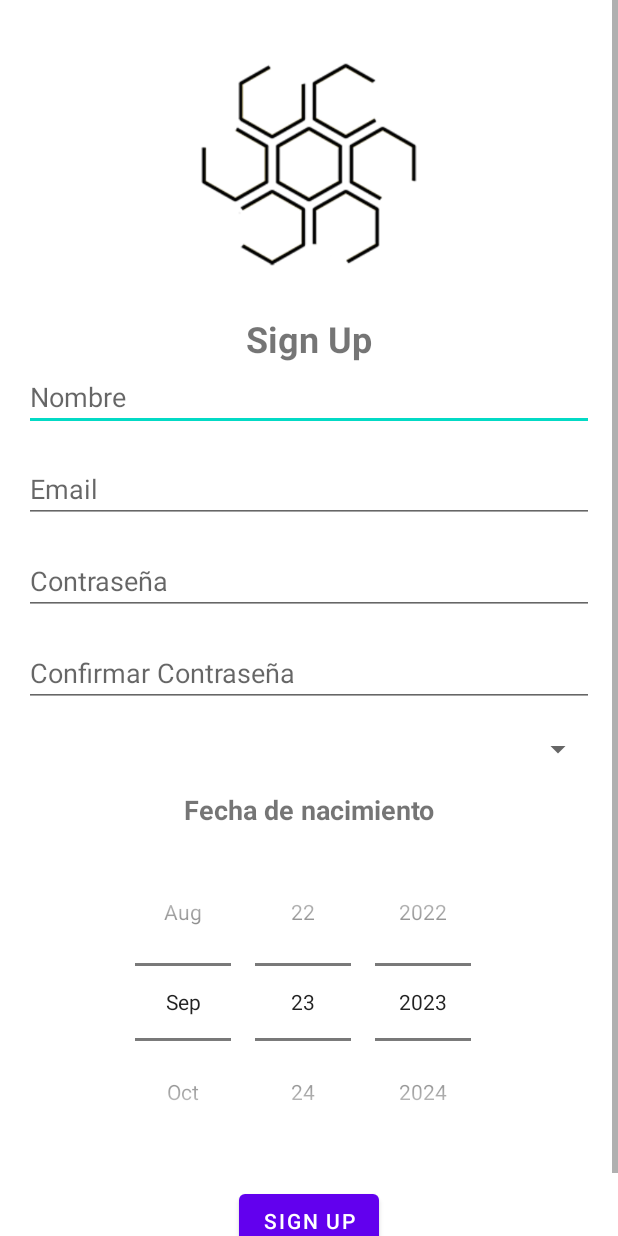
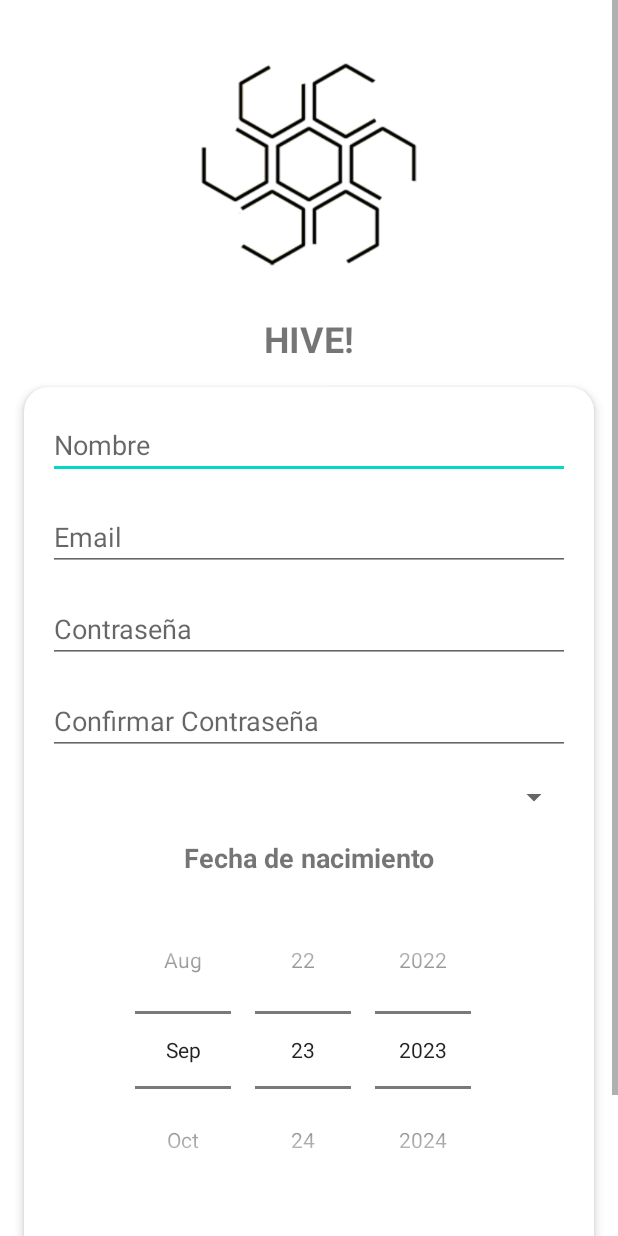
Before and after one commit to ISIS3510-202320-Team31/Android-Kotlin, an Android app: the layout fragment_sign_up.xml on its own in the app's theme, with its tools: preview values and no code run, on a phone screen of 412 x 824 dp. Run offline under Robolectric (Android 15) with nearby library versions, the light colour scheme and no system bars.

Commit message:
hot fix sign up view

```diff
--- a/app/src/main/java/com/example/hive/view/MainActivity.kt
+++ b/app/src/main/java/com/example/hive/view/MainActivity.kt
@@ -18,7 +18,7 @@ class MainActivity : AppCompatActivity() {
         binding = ActivityMainBinding.inflate(layoutInflater)
         setContentView(binding.root)
 
-        replaceFragment(HomePageFragment())
+        replaceFragment(SignUpFragment())
 
         binding.bottomNavigation.setOnItemSelectedListener {
             when(it.itemId) {
--- a/app/src/main/res/layout/fragment_sign_up.xml
+++ b/app/src/main/res/layout/fragment_sign_up.xml
@@ -10,6 +10,7 @@
         android:layout_width="match_parent"
         android:layout_height="wrap_content">
 
+        <!-- First two views (ImageView and TextView) without the CardView -->
         <ImageView
             android:id="@+id/imageView"
             android:layout_width="150dp"
@@ -24,23 +25,41 @@
             android:id="@+id/textViewSignUp"
             android:layout_width="wrap_content"
             android:layout_height="wrap_content"
-            android:text="Sign Up"
+            android:text="HIVE!"
             android:textSize="24sp"
             android:textStyle="bold"
             app:layout_constraintTop_toBottomOf="@+id/imageView"
             app:layout_constraintStart_toStartOf="parent"
             app:layout_constraintEnd_toEndOf="parent" />
 
+        <!-- Use CardView for the remaining views -->
+        <androidx.cardview.widget.CardView
+            android:id="@+id/cardView"
+            android:layout_width="0dp"
+            android:layout_height="wrap_content"
+            android:layout_marginHorizontal="16dp"
+            app:cardCornerRadius="16dp"
+            app:cardElevation="4dp"
+            app:layout_constraintTop_toBottomOf="@+id/textViewSignUp"
+            app:layout_constraintStart_toStartOf="parent"
+            app:layout_constraintEnd_toEndOf="parent"
+            android:layout_marginTop="16dp">
+
+            <androidx.constraintlayout.widget.ConstraintLayout
+                android:layout_width="match_parent"
+                android:layout_height="wrap_content">
+
+                <!-- Add your EditText, Spinner, DatePicker, and Button here -->
                 <EditText
                     android:id="@+id/editTextName"
                     android:layout_width="0dp"
                     android:layout_height="wrap_content"
                     android:hint="Nombre"
                     android:inputType="textPersonName"
-            app:layout_constraintTop_toBottomOf="@+id/textViewSignUp"
+                    app:layout_constraintTop_toTopOf="parent"
                     app:layout_constraintStart_toStartOf="parent"
                     app:layout_constraintEnd_toEndOf="parent"
-            android:layout_marginTop="0dp"
+                    android:layout_marginTop="16dp"
                     android:layout_marginHorizontal="16dp" />
 
                 <EditText
@@ -119,17 +138,29 @@
                     android:id="@+id/buttonSignUp"
                     android:layout_width="wrap_content"
                     android:layout_height="wrap_content"
-            android:text="Sign Up"
+                    android:text="Registrate"
                     app:layout_constraintTop_toBottomOf="@+id/datePickerBirthdate"
                     app:layout_constraintStart_toStartOf="parent"
                     app:layout_constraintEnd_toEndOf="parent"
-            android:layout_marginTop="16dp" />
+                    android:layout_marginTop="16dp"
+                    android:backgroundTint="@color/blueButtonColor"/>
+
+                <!-- Last space without the CardView -->
+                <Space
+                    android:id="@+id/space1"
+                    android:layout_width="match_parent"
+                    android:layout_height="30dp"
+                    android:visibility="invisible"
+                    app:layout_constraintTop_toBottomOf="@id/buttonSignUp"/>
+
+            </androidx.constraintlayout.widget.ConstraintLayout>
+        </androidx.cardview.widget.CardView>
 
         <Space
             android:layout_width="match_parent"
             android:layout_height="30dp"
             android:visibility="invisible"
-            app:layout_constraintTop_toBottomOf="@+id/buttonSignUp"/>
+            app:layout_constraintTop_toBottomOf="@+id/cardView"/>
 
     </androidx.constraintlayout.widget.ConstraintLayout>
 </ScrollView>
--- a/app/src/main/res/values/colors.xml
+++ b/app/src/main/res/values/colors.xml
@@ -8,5 +8,5 @@
     <color name="black">#FF000000</color>
     <color name="white">#FFFFFFFF</color>
     <color name="textColor">#25221F</color>
-    <color name="blueButtonColor">#175D95</color>
+    <color name="blueButtonColor">#2196F3</color>
 </resources>
```
Lines whose indentation alone changed are shown as unchanged.
